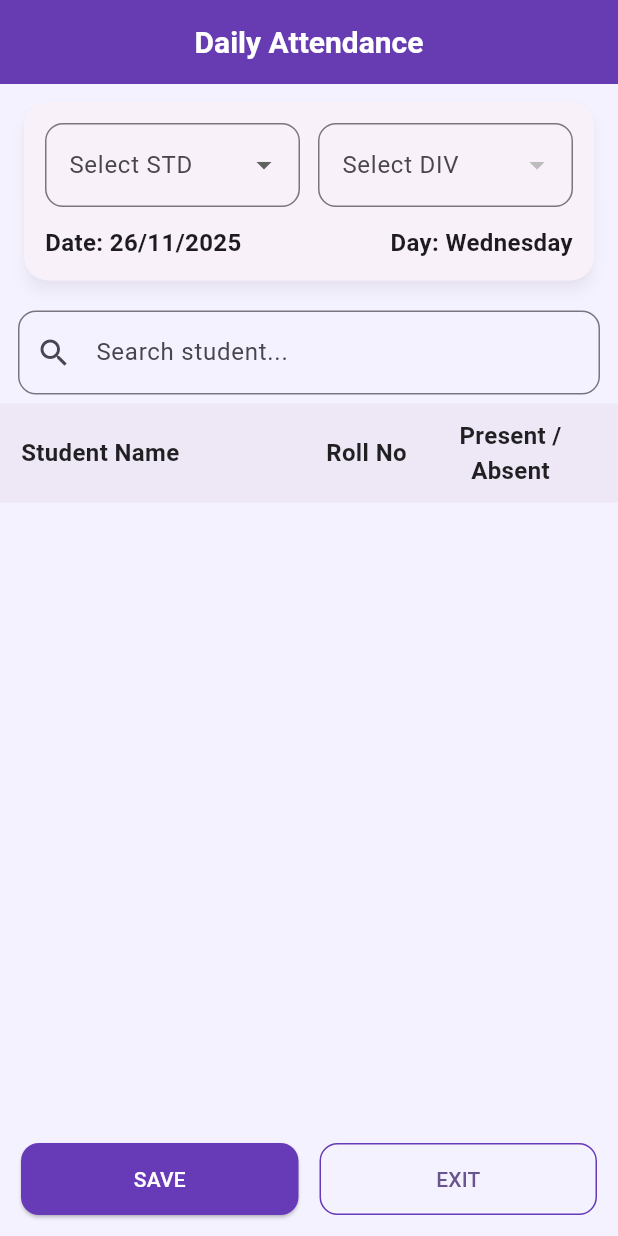
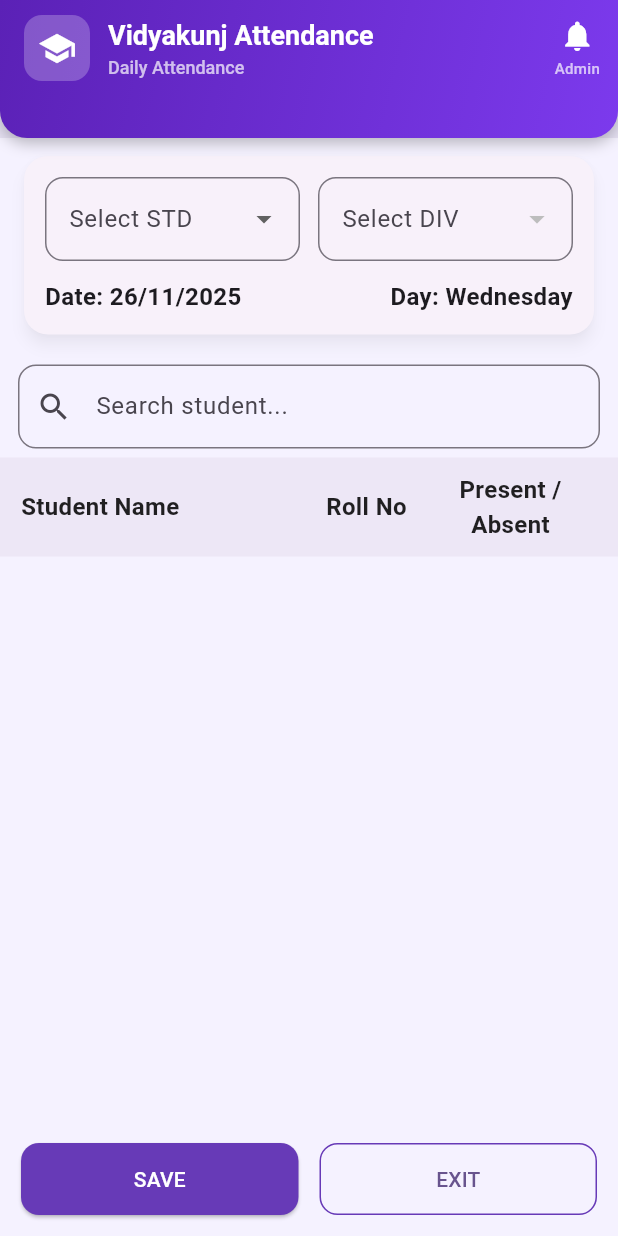
Before and after one commit to vidyakunj/vidyakunj-full-ready, a Flutter app: the screen it shows after launch, on a phone screen of 412 x 824 dp. Run offline on Flutter 3.47's test engine with Material 3 defaults, Android fonts, the phone set to English and light mode, and no system bars; our stand-ins replace csv, file_picker.

Commit message:
Update new_attendance_screen.dart

```diff
--- a/lib/screens/new_attendance_screen.dart
+++ b/lib/screens/new_attendance_screen.dart
@@ -186,12 +186,94 @@ class _NewAttendanceScreenState extends State<NewAttendanceScreen> {
   @override
   Widget build(BuildContext context) {
     return Scaffold(
-      appBar: AppBar(
-        title: const Text(
-          "Daily Attendance",
-          style: TextStyle(fontSize: 20, fontWeight: FontWeight.w600),
+     appBar: PreferredSize(
+  preferredSize: const Size.fromHeight(92),
+  child: AppBar(
+    automaticallyImplyLeading: false,
+    elevation: 6,
+    centerTitle: false,
+    flexibleSpace: Container(
+      decoration: BoxDecoration(
+        gradient: LinearGradient(
+          colors: [
+            Color(0xFF5B21B6), // deep purple
+            Color(0xFF7C3AED), // lighter purple
+          ],
+          begin: Alignment.topLeft,
+          end: Alignment.bottomRight,
         ),
+        borderRadius: const BorderRadius.only(
+          bottomLeft: Radius.circular(18),
+          bottomRight: Radius.circular(18),
+        ),
+        boxShadow: const [
+          BoxShadow(
+            color: Colors.black26,
+            offset: Offset(0, 3),
+            blurRadius: 8,
+          )
+        ],
       ),
+    ),
+    backgroundColor: Colors.transparent,
+    title: Padding(
+      padding: const EdgeInsets.only(top: 8.0),
+      child: Row(
+        children: [
+          // small circular logo placeholder (replace with asset if you have one)
+          Container(
+            width: 44,
+            height: 44,
+            decoration: BoxDecoration(
+              color: Colors.white24,
+              borderRadius: BorderRadius.circular(12),
+            ),
+            child: const Center(
+              child: Icon(Icons.school, size: 26, color: Colors.white),
+            ),
+          ),
+          const SizedBox(width: 12),
+          Column(
+            crossAxisAlignment: CrossAxisAlignment.start,
+            children: const [
+              Text(
+                "Vidyakunj Attendance",
+                style: TextStyle(
+                  color: Colors.white,
+                  fontSize: 18,
+                  fontWeight: FontWeight.w700,
+                ),
+              ),
+              SizedBox(height: 2),
+              Text(
+                "Daily Attendance",
+                style: TextStyle(
+                  color: Colors.white70,
+                  fontSize: 12,
+                  fontWeight: FontWeight.w500,
+                ),
+              ),
+            ],
+          ),
+        ],
+      ),
+    ),
+    actions: [
+      Padding(
+        padding: const EdgeInsets.only(right: 12.0, top: 8),
+        child: Column(
+          mainAxisAlignment: MainAxisAlignment.center,
+          children: const [
+            Icon(Icons.notifications, color: Colors.white),
+            SizedBox(height: 2),
+            Text("Admin", style: TextStyle(color: Colors.white70, fontSize: 10))
+          ],
+        ),
+      )
+    ],
+  ),
+),
+
 
       body: Column(
         children: [
```
